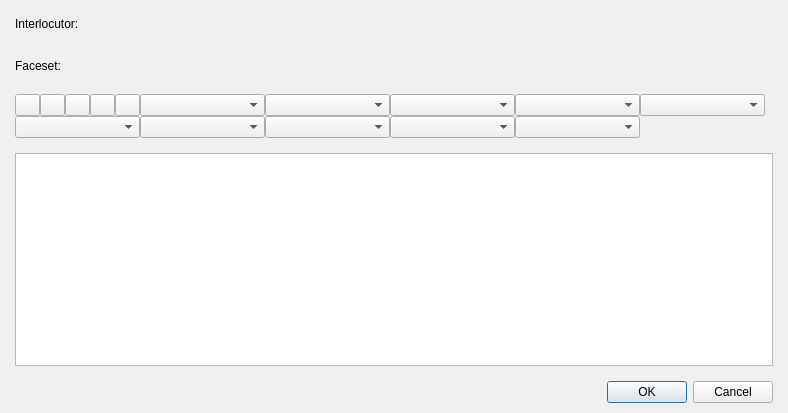
First picture: the form in Editor/Dialogs/Commands/dialogcommandshowtext.ui, repository RPG-Paper-Maker/RPG-Paper-Maker, before the edit.
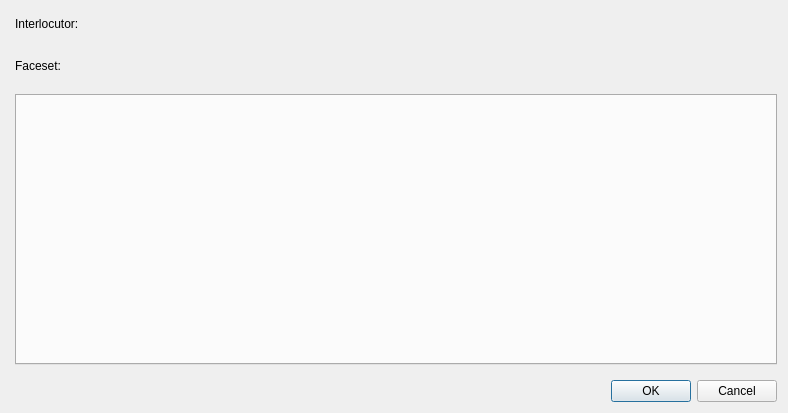
Second picture: the form after the edit. Icons and pictures are not drawn. Custom widgets are drawn as their Qt base class.

Commit message: [WIP] Language manager: WidgetComplexMessage isolation

```diff
--- a/Editor/Dialogs/Commands/dialogcommandshowtext.ui
+++ b/Editor/Dialogs/Commands/dialogcommandshowtext.ui
@@ -20,85 +20,39 @@
    <property name="topMargin">
     <number>10</number>
    </property>
-   <property name="rightMargin">
-    <number>15</number>
-   </property>
-   <property name="bottomMargin">
-    <number>10</number>
-   </property>
    <item row="0" column="0">
-    <layout class="QVBoxLayout" name="verticalLayout_3" stretch="1,0">
+    <layout class="QVBoxLayout" name="verticalLayout_2" stretch="1,0">
      <property name="spacing">
       <number>15</number>
      </property>
      <item>
-      <layout class="QVBoxLayout" name="verticalLayout_2" stretch="0,0,1">
+      <layout class="QVBoxLayout" name="verticalLayout" stretch="0,0">
        <item>
-        <layout class="QHBoxLayout" name="horizontalLayout_3" stretch="0,0">
-         <item>
-          <layout class="QGridLayout" name="gridLayout">
-           <item row="0" column="0">
-            <widget class="QLabel" name="labelInterlocutor">
-             <property name="text">
-              <string>Interlocutor:</string>
-             </property>
-            </widget>
-           </item>
-           <item row="0" column="1">
-            <widget class="PanelPrimitiveValue" name="panelPrimitiveInterlocutor" native="true">
-             <property name="minimumSize">
-              <size>
-               <width>250</width>
-               <height>27</height>
-              </size>
-             </property>
-             <property name="maximumSize">
-              <size>
-               <width>250</width>
-               <height>27</height>
-              </size>
-             </property>
-            </widget>
-           </item>
-           <item row="1" column="0">
-            <widget class="QLabel" name="labelFaceset">
-             <property name="text">
-              <string>Faceset:</string>
-             </property>
-            </widget>
-           </item>
-           <item row="1" column="1">
-            <widget class="WidgetPicture" name="widgetPictureFaceset" native="true">
-             <property name="minimumSize">
-              <size>
-               <width>250</width>
-               <height>27</height>
-              </size>
-             </property>
-             <property name="maximumSize">
-              <size>
-               <width>250</width>
-               <height>27</height>
-              </size>
-             </property>
-            </widget>
-           </item>
-           <item row="2" column="0" colspan="2">
-            <spacer name="verticalSpacer">
-             <property name="orientation">
-              <enum>Qt::Vertical</enum>
-             </property>
-             <property name="sizeHint" stdset="0">
-              <size>
-               <width>378</width>
-               <height>0</height>
-              </size>
-             </property>
-            </spacer>
-           </item>
-          </layout>
+        <layout class="QGridLayout" name="gridLayout">
+         <item row="0" column="0">
+          <widget class="QLabel" name="labelInterlocutor">
+           <property name="text">
+            <string>Interlocutor:</string>
+           </property>
+          </widget>
          </item>
-         <item>
+         <item row="0" column="1">
+          <widget class="PanelPrimitiveValue" name="panelPrimitiveInterlocutor" native="true">
+           <property name="minimumSize">
+            <size>
+             <width>250</width>
+             <height>27</height>
+            </size>
+           </property>
+           <property name="maximumSize">
+            <size>
+             <width>250</width>
+             <height>27</height>
+            </size>
+           </property>
+          </widget>
+         </item>
+         <item row="0" column="2" rowspan="2">
           <spacer name="horizontalSpacer_4">
            <property name="orientation">
             <enum>Qt::Horizontal</enum>
@@ -106,270 +60,38 @@
            <property name="sizeHint" stdset="0">
             <size>
              <width>40</width>
-             <height>20</height>
+             <height>48</height>
             </size>
            </property>
           </spacer>
          </item>
-        </layout>
-       </item>
-       <item>
-        <layout class="QVBoxLayout" name="verticalLayout">
-         <property name="spacing">
-          <number>0</number>
-         </property>
-         <item>
-          <layout class="QHBoxLayout" name="horizontalLayout" stretch="0,0,0,0,0,1,1,1,1,1">
-           <property name="spacing">
-            <number>0</number>
+         <item row="1" column="0">
+          <widget class="QLabel" name="labelFaceset">
+           <property name="text">
+            <string>Faceset:</string>
            </property>
-           <item>
-            <widget class="QPushButton" name="pushButtonBold">
-             <property name="maximumSize">
-              <size>
-               <width>25</width>
-               <height>25</height>
-              </size>
-             </property>
-             <property name="text">
-              <string/>
-             </property>
-             <property name="icon">
-              <iconset resource="../../ressources.qrc">
-               <normaloff>:/icons/Ressources/bold.png</normaloff>:/icons/Ressources/bold.png</iconset>
-             </property>
-             <property name="flat">
-              <bool>false</bool>
-             </property>
-            </widget>
-           </item>
-           <item>
-            <widget class="QPushButton" name="pushButtonItalic">
-             <property name="maximumSize">
-              <size>
-               <width>25</width>
-               <height>25</height>
-              </size>
-             </property>
-             <property name="text">
-              <string/>
-             </property>
-             <property name="icon">
-              <iconset resource="../../ressources.qrc">
-               <normaloff>:/icons/Ressources/italic.png</normaloff>:/icons/Ressources/italic.png</iconset>
-             </property>
-             <property name="flat">
-              <bool>false</bool>
-             </property>
-            </widget>
-           </item>
-           <item>
-            <widget class="QPushButton" name="pushButtonLeft">
-             <property name="maximumSize">
-              <size>
-               <width>25</width>
-               <height>25</height>
-              </size>
-             </property>
-             <property name="text">
-              <string/>
-             </property>
-             <property name="icon">
-              <iconset resource="../../ressources.qrc">
-               <normaloff>:/icons/Ressources/text-left.png</normaloff>:/icons/Ressources/text-left.png</iconset>
-             </property>
-            </widget>
-           </item>
-           <item>
-            <widget class="QPushButton" name="pushButtonCenter">
-             <property name="maximumSize">
-              <size>
-               <width>25</width>
-               <height>25</height>
-              </size>
-             </property>
-             <property name="text">
-              <string/>
-             </property>
-             <property name="icon">
-              <iconset resource="../../ressources.qrc">
-               <normaloff>:/icons/Ressources/text-center.png</normaloff>:/icons/Ressources/text-center.png</iconset>
-             </property>
-            </widget>
-           </item>
-           <item>
-            <widget class="QPushButton" name="pushButtonRight">
-             <property name="maximumSize">
-              <size>
-               <width>25</width>
-               <height>25</height>
-              </size>
-             </property>
-             <property name="text">
-              <string/>
-             </property>
-             <property name="icon">
-              <iconset resource="../../ressources.qrc">
-               <normaloff>:/icons/Ressources/text-right.png</normaloff>:/icons/Ressources/text-right.png</iconset>
-             </property>
-            </widget>
-           </item>
-           <item>
-            <widget class="QComboBox" name="comboBoxFontSize">
-             <property name="maximumSize">
-              <size>
-               <width>125</width>
-               <height>16777215</height>
-              </size>
-             </property>
-            </widget>
-           </item>
-           <item>
-            <widget class="QComboBox" name="comboBoxFontName">
-             <property name="maximumSize">
-              <size>
-               <width>125</width>
-               <height>16777215</height>
-              </size>
-             </property>
-            </widget>
-           </item>
-           <item>
-            <widget class="QComboBox" name="comboBoxTextColor">
-             <property name="maximumSize">
-              <size>
-               <width>125</width>
-               <height>16777215</height>
-              </size>
-             </property>
-            </widget>
-           </item>
-           <item>
-            <widget class="QComboBox" name="comboBoxBackColor">
-             <property name="maximumSize">
-              <size>
-               <width>125</width>
-               <height>16777215</height>
-              </size>
-             </property>
-            </widget>
-           </item>
-           <item>
-            <widget class="QComboBox" name="comboBoxStrokeColor">
-             <property name="maximumSize">
-              <size>
-               <width>125</width>
-               <height>16777215</height>
-              </size>
-             </property>
-            </widget>
-           </item>
-          </layout>
+          </widget>
          </item>
-         <item>
-          <layout class="QHBoxLayout" name="horizontalLayout_2" stretch="0,0,0,0,0,0">
-           <property name="spacing">
-            <number>0</number>
+         <item row="1" column="1">
+          <widget class="WidgetPicture" name="widgetPictureFaceset" native="true">
+           <property name="minimumSize">
+            <size>
+             <width>250</width>
+             <height>27</height>
+            </size>
            </property>
-           <item>
-            <widget class="QComboBox" name="comboBoxVariable">
-             <property name="minimumSize">
-              <size>
-               <width>125</width>
-               <height>0</height>
-              </size>
-             </property>
-             <property name="maximumSize">
-              <size>
-               <width>125</width>
-               <height>16777215</height>
-              </size>
-             </property>
-            </widget>
-           </item>
-           <item>
-            <widget class="QComboBox" name="comboBoxParameters">
-             <property name="minimumSize">
-              <size>
-               <width>125</width>
-               <height>0</height>
-              </size>
-             </property>
-             <property name="maximumSize">
-              <size>
-               <width>125</width>
-               <height>16777215</height>
-              </size>
-             </property>
-            </widget>
-           </item>
-           <item>
-            <widget class="QComboBox" name="comboBoxProperties">
-             <property name="minimumSize">
-              <size>
-               <width>125</width>
-               <height>0</height>
-              </size>
-             </property>
-             <property name="maximumSize">
-              <size>
-               <width>125</width>
-               <height>16777215</height>
-              </size>
-             </property>
-            </widget>
-           </item>
-           <item>
-            <widget class="QComboBox" name="comboBoxHeroName">
-             <property name="minimumSize">
-              <size>
-               <width>125</width>
-               <height>0</height>
-              </size>
-             </property>
-             <property name="maximumSize">
-              <size>
-               <width>125</width>
-               <height>16777215</height>
-              </size>
-             </property>
-            </widget>
-           </item>
-           <item>
-            <widget class="QComboBox" name="comboBoxIcon">
-             <property name="minimumSize">
-              <size>
-               <width>125</width>
-               <height>0</height>
-              </size>
-             </property>
-             <property name="maximumSize">
-              <size>
-               <width>125</width>
-               <height>16777215</height>
-              </size>
-             </property>
-            </widget>
-           </item>
-           <item>
-            <spacer name="horizontalSpacer">
-             <property name="orientation">
-              <enum>Qt::Horizontal</enum>
-             </property>
-             <property name="sizeHint" stdset="0">
-              <size>
-               <width>248</width>
-               <height>20</height>
-              </size>
-             </property>
-            </spacer>
-           </item>
-          </layout>
+           <property name="maximumSize">
+            <size>
+             <width>250</width>
+             <height>27</height>
+            </size>
+           </property>
+          </widget>
          </item>
         </layout>
        </item>
        <item>
-        <widget class="QPlainTextEdit" name="plainTextMessage"/>
+        <widget class="QTabWidget" name="tabWidget"/>
        </item>
       </layout>
      </item>
```
Left out of the diff: 4 changed lines with no effect on the pictures. The commit also changes 6 other files.
